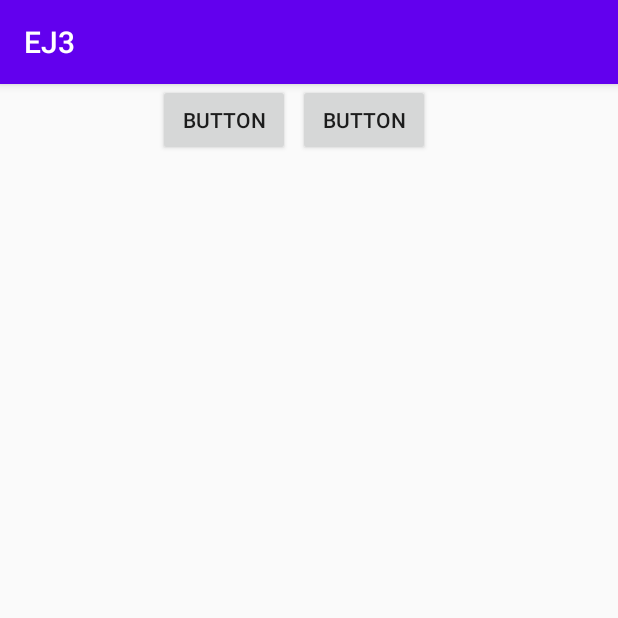
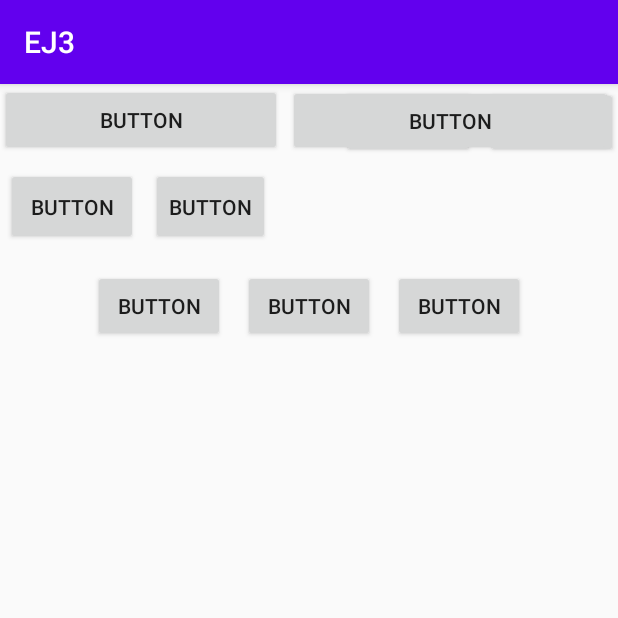
Before and after one commit to Matias-Louzao-Ataria/Android, an Android app: the screen it shows after launch (MainActivity), on a phone screen of 412 x 824 dp, the top half of it. Run offline under Robolectric (Android 15) with nearby library versions, the light colour scheme and no system bars.

Commit message:
Add files via upload

```diff
--- a/EJ3/app/build.gradle
+++ b/EJ3/app/build.gradle
@@ -6,7 +6,7 @@ android {
 
     defaultConfig {
         applicationId "com.example.ej3"
-        minSdkVersion 24
+        minSdkVersion 16
         targetSdkVersion 30
         versionCode 1
         versionName "1.0"
@@ -24,10 +24,10 @@ android {
 
 dependencies {
     implementation fileTree(dir: "libs", include: ["*.jar"])
-    implementation 'androidx.appcompat:appcompat:1.2.0'
-    implementation 'androidx.constraintlayout:constraintlayout:2.0.1'
+    implementation 'androidx.appcompat:appcompat:1.1.0'
+    implementation 'androidx.constraintlayout:constraintlayout:1.1.3'
     testImplementation 'junit:junit:4.12'
-    androidTestImplementation 'androidx.test.ext:junit:1.1.2'
-    androidTestImplementation 'androidx.test.espresso:espresso-core:3.3.0'
+    androidTestImplementation 'androidx.test.ext:junit:1.1.1'
+    androidTestImplementation 'androidx.test.espresso:espresso-core:3.2.0'
 
 }
--- a/EJ3/app/src/main/res/layout/activity_main.xml
+++ b/EJ3/app/src/main/res/layout/activity_main.xml
@@ -7,24 +7,115 @@
     tools:context=".MainActivity">
 
     <Button
-        android:id="@+id/button3"
-        android:layout_width="wrap_content"
-        android:layout_height="wrap_content"
-        android:layout_marginStart="100dp"
+        android:id="@+id/button"
+        android:layout_width="0dp"
+        android:layout_height="47dp"
+        android:layout_marginTop="2dp"
         android:text="Button"
-        app:layout_constraintEnd_toStartOf="@+id/button4"
-        app:layout_constraintHorizontal_bias="0.5"
-        app:layout_constraintStart_toStartOf="parent"
-        tools:layout_editor_absoluteY="16dp" />
+        app:layout_constraintEnd_toEndOf="parent"
+        app:layout_constraintHorizontal_weight="0"
+        app:layout_constraintTop_toTopOf="parent"
+        app:layout_constraintVertical_weight="0" />
+
+    <Button
+        android:id="@+id/button2"
+        android:layout_width="0dp"
+        android:layout_height="48dp"
+        android:layout_marginEnd="8dp"
+        android:layout_marginRight="8dp"
+        android:text="Button"
+        app:layout_constraintBottom_toBottomOf="@+id/button"
+        app:layout_constraintEnd_toStartOf="@+id/button"
+        app:layout_constraintHorizontal_weight="0"
+        app:layout_constraintTop_toTopOf="@+id/button"
+        app:layout_constraintVertical_bias="1.0"
+        app:layout_constraintVertical_weight="0" />
 
     <Button
         android:id="@+id/button4"
+        android:layout_width="0dp"
+        android:layout_height="51dp"
+        android:layout_marginStart="4dp"
+        android:layout_marginLeft="4dp"
+        android:layout_marginTop="56dp"
+        android:text="Button"
+        app:layout_constraintHorizontal_weight="0"
+        app:layout_constraintStart_toStartOf="parent"
+        app:layout_constraintTop_toTopOf="parent" />
+
+    <Button
+        android:id="@+id/button5"
+        android:layout_width="79dp"
+        android:layout_height="51dp"
+        android:layout_marginStart="8dp"
+        android:layout_marginLeft="4dp"
+        android:text="Button"
+        app:layout_constraintBottom_toBottomOf="@+id/button4"
+        app:layout_constraintEnd_toStartOf="@+id/button2"
+        app:layout_constraintHorizontal_bias="0.012"
+        app:layout_constraintHorizontal_weight="0"
+        app:layout_constraintStart_toEndOf="@+id/button4"
+        app:layout_constraintTop_toTopOf="@+id/button4"
+        app:layout_constraintVertical_bias="0.0" />
+
+    <Button
+        android:id="@+id/button7"
         android:layout_width="wrap_content"
         android:layout_height="wrap_content"
-        android:layout_marginEnd="120dp"
+        android:layout_marginStart="12dp"
+        android:layout_marginLeft="12dp"
+        android:layout_marginTop="124dp"
+        android:layout_marginEnd="12dp"
+        android:layout_marginRight="12dp"
         android:text="Button"
+        app:layout_constraintEnd_toStartOf="@+id/button8"
+        app:layout_constraintHorizontal_bias="1.0"
+        app:layout_constraintStart_toEndOf="@+id/button5"
+        app:layout_constraintTop_toTopOf="parent" />
+
+    <Button
+        android:id="@+id/button6"
+        android:layout_width="wrap_content"
+        android:layout_height="wrap_content"
+        android:layout_marginStart="62dp"
+        android:layout_marginLeft="62dp"
+        android:text="Button"
+        app:layout_constraintBottom_toBottomOf="@+id/button7"
+        app:layout_constraintEnd_toStartOf="@+id/button7"
+        app:layout_constraintHorizontal_bias="0.0"
+        app:layout_constraintStart_toStartOf="parent"
+        app:layout_constraintTop_toTopOf="@+id/button7"
+        app:layout_constraintVertical_bias="0.0" />
+
+    <Button
+        android:id="@+id/button8"
+        android:layout_width="wrap_content"
+        android:layout_height="wrap_content"
+        android:layout_marginEnd="62dp"
+        android:layout_marginRight="62dp"
+        android:text="Button"
+        app:layout_constraintBottom_toBottomOf="@+id/button7"
         app:layout_constraintEnd_toEndOf="parent"
-        app:layout_constraintHorizontal_bias="0.5"
-        app:layout_constraintStart_toEndOf="@+id/button3"
-        tools:layout_editor_absoluteY="16dp" />
+        app:layout_constraintTop_toTopOf="@+id/button7"
+        app:layout_constraintVertical_bias="0.0" />
+
+    <Button
+        android:id="@+id/button10"
+        android:layout_width="216dp"
+        android:layout_height="47dp"
+        android:layout_marginStart="4dp"
+        android:layout_marginLeft="4dp"
+        android:text="Button"
+        app:layout_constraintBottom_toBottomOf="@+id/button9"
+        app:layout_constraintStart_toEndOf="@+id/button9"
+        app:layout_constraintTop_toTopOf="@+id/button9"
+        app:layout_constraintVertical_bias="1.0" />
+
+    <Button
+        android:id="@+id/button9"
+        android:layout_width="188dp"
+        android:layout_height="48dp"
+        android:text="Button"
+        tools:layout_editor_absoluteX="-1dp"
+        tools:layout_editor_absoluteY="181dp" />
 </androidx.constraintlayout.widget.ConstraintLayout>
```
Also changed, not shown: EJ3/gradle/wrapper/gradle-wrapper.properties, 1 other file.
